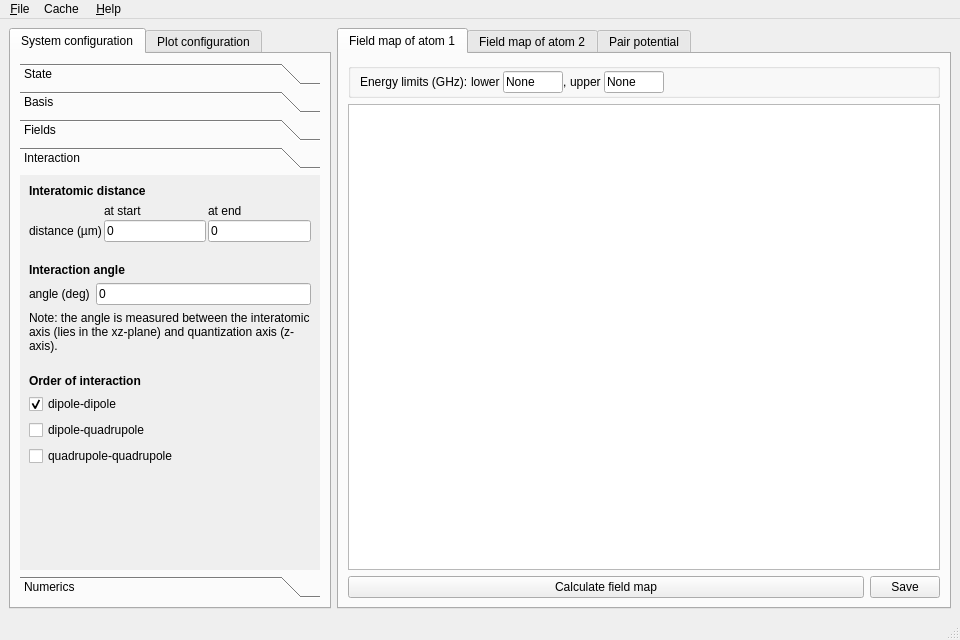
First picture: the form in gui/plotter.ui, repository pairinteraction/pairinteraction, before the edit.
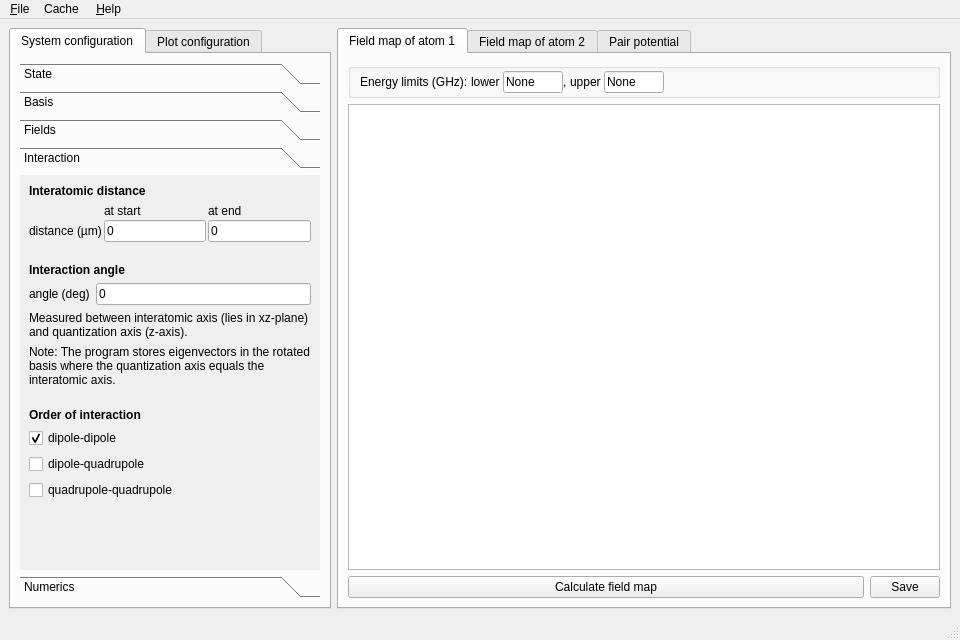
Second picture: the form after the edit. The open tabs and pages were chosen to show the change. Custom widgets are drawn as their Qt base class.

Commit message: Change text on gui, add possibility to extract matrix elements

Patch:
```diff
--- a/gui/plotter.ui
+++ b/gui/plotter.ui
@@ -1431,8 +1431,8 @@
             <rect>
              <x>0</x>
              <y>0</y>
-             <width>300</width>
-             <height>356</height>
+             <width>285</width>
+             <height>391</height>
             </rect>
            </property>
            <attribute name="label">
@@ -1565,7 +1565,23 @@
             <item>
              <widget class="QLabel" name="label_83">
               <property name="text">
-               <string>Note: the angle is measured between the interatomic axis (lies in the xz-plane) and quantization axis (z-axis).</string>
+               <string>Measured between interatomic axis (lies in xz-plane) and quantization axis (z-axis).</string>
+              </property>
+              <property name="textFormat">
+               <enum>Qt::AutoText</enum>
+              </property>
+              <property name="alignment">
+               <set>Qt::AlignBottom|Qt::AlignLeading|Qt::AlignLeft</set>
+              </property>
+              <property name="wordWrap">
+               <bool>true</bool>
+              </property>
+             </widget>
+            </item>
+            <item>
+             <widget class="QLabel" name="label_87">
+              <property name="text">
+               <string>Note: The program stores eigenvectors in the rotated basis where the quantization axis equals the interatomic axis.</string>
               </property>
               <property name="textFormat">
                <enum>Qt::AutoText</enum>
```
Left out of the diff: 14 changed lines with no effect on the pictures. The commit also changes 5 other files.
